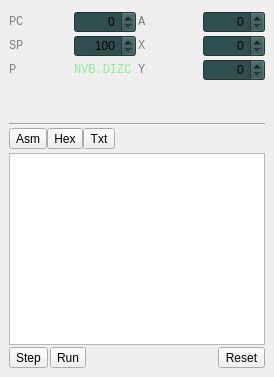
The window that monitorwidget.ui (rjaremczak/mo65x) describes before a commit, drawn with Qt 5.
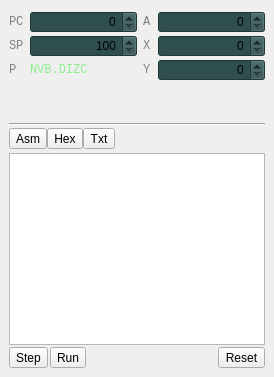
The same window after the commit. Custom widgets are drawn as their Qt base class.

```diff
--- a/monitorwidget.ui
+++ b/monitorwidget.ui
@@ -33,11 +33,20 @@
       <property name="topMargin">
        <number>2</number>
       </property>
+      <property name="horizontalSpacing">
+       <number>6</number>
+      </property>
       <property name="verticalSpacing">
        <number>2</number>
       </property>
       <item row="1" column="0">
        <widget class="QLabel" name="labelSP">
+        <property name="sizePolicy">
+         <sizepolicy hsizetype="Maximum" vsizetype="Preferred">
+          <horstretch>0</horstretch>
+          <verstretch>0</verstretch>
+         </sizepolicy>
+        </property>
         <property name="font">
          <font>
           <family>Monospace</family>
@@ -49,6 +58,9 @@
         <property name="text">
          <string>SP</string>
         </property>
+        <property name="alignment">
+         <set>Qt::AlignLeading|Qt::AlignLeft|Qt::AlignVCenter</set>
+        </property>
        </widget>
       </item>
       <item row="2" column="3">
@@ -106,6 +118,12 @@
       </item>
       <item row="0" column="2">
        <widget class="QLabel" name="labelA">
+        <property name="sizePolicy">
+         <sizepolicy hsizetype="Maximum" vsizetype="Preferred">
+          <horstretch>0</horstretch>
+          <verstretch>0</verstretch>
+         </sizepolicy>
+        </property>
         <property name="font">
          <font>
           <family>Monospace</family>
@@ -117,6 +135,9 @@
         <property name="text">
          <string>A</string>
         </property>
+        <property name="alignment">
+         <set>Qt::AlignLeading|Qt::AlignLeft|Qt::AlignVCenter</set>
+        </property>
        </widget>
       </item>
       <item row="1" column="3">
@@ -143,6 +164,12 @@
       </item>
       <item row="0" column="0">
        <widget class="QLabel" name="labelPC">
+        <property name="sizePolicy">
+         <sizepolicy hsizetype="Maximum" vsizetype="Preferred">
+          <horstretch>0</horstretch>
+          <verstretch>0</verstretch>
+         </sizepolicy>
+        </property>
         <property name="font">
          <font>
           <family>Monospace</family>
@@ -154,6 +181,9 @@
         <property name="text">
          <string>PC</string>
         </property>
+        <property name="alignment">
+         <set>Qt::AlignLeading|Qt::AlignLeft|Qt::AlignVCenter</set>
+        </property>
        </widget>
       </item>
       <item row="0" column="3">
@@ -180,6 +210,12 @@
       </item>
       <item row="2" column="0">
        <widget class="QLabel" name="labelP">
+        <property name="sizePolicy">
+         <sizepolicy hsizetype="Maximum" vsizetype="Preferred">
+          <horstretch>0</horstretch>
+          <verstretch>0</verstretch>
+         </sizepolicy>
+        </property>
         <property name="font">
          <font>
           <family>Monospace</family>
@@ -191,10 +227,19 @@
         <property name="text">
          <string>P</string>
         </property>
+        <property name="alignment">
+         <set>Qt::AlignLeading|Qt::AlignLeft|Qt::AlignVCenter</set>
+        </property>
        </widget>
       </item>
       <item row="1" column="2">
        <widget class="QLabel" name="label">
+        <property name="sizePolicy">
+         <sizepolicy hsizetype="Maximum" vsizetype="Preferred">
+          <horstretch>0</horstretch>
+          <verstretch>0</verstretch>
+         </sizepolicy>
+        </property>
         <property name="font">
          <font>
           <family>Monospace</family>
@@ -206,6 +251,9 @@
         <property name="text">
          <string>X</string>
         </property>
+        <property name="alignment">
+         <set>Qt::AlignLeading|Qt::AlignLeft|Qt::AlignVCenter</set>
+        </property>
        </widget>
       </item>
       <item row="1" column="1">
@@ -235,6 +283,12 @@
       </item>
       <item row="2" column="2">
        <widget class="QLabel" name="labelY">
+        <property name="sizePolicy">
+         <sizepolicy hsizetype="Maximum" vsizetype="Preferred">
+          <horstretch>0</horstretch>
+          <verstretch>0</verstretch>
+         </sizepolicy>
+        </property>
         <property name="font">
          <font>
           <family>Monospace</family>
@@ -246,6 +300,9 @@
         <property name="text">
          <string>Y</string>
         </property>
+        <property name="alignment">
+         <set>Qt::AlignLeading|Qt::AlignLeft|Qt::AlignVCenter</set>
+        </property>
        </widget>
       </item>
       <item row="0" column="1">
```
